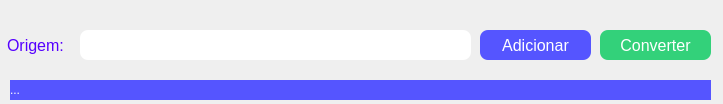
Above: conversor.ui from GiulianoVianna/Conversor-de-PNG-ICO---ICO-PNG before the change. Below: the same form after it.
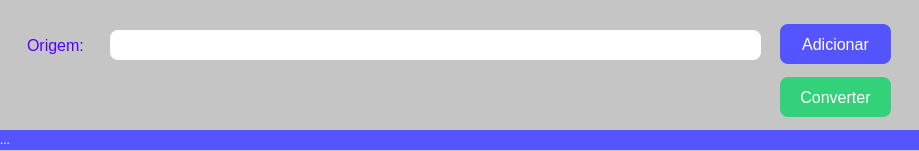
That is the form after the change. Icons and pictures are not drawn.

Commit message: Atualização conversor.ui e main.py

```diff
--- a/conversor.ui
+++ b/conversor.ui
@@ -6,17 +6,24 @@
    <rect>
     <x>0</x>
     <y>0</y>
-    <width>723</width>
-    <height>104</height>
+    <width>919</width>
+    <height>151</height>
    </rect>
   </property>
   <property name="windowTitle">
    <string>Conversor de PNG / ICO - ICO / PNG</string>
   </property>
+  <property name="windowIcon">
+   <iconset>
+    <normaloff>icon.ico</normaloff>icon.ico</iconset>
+  </property>
+  <property name="styleSheet">
+   <string notr="true">background-color: rgb(197, 197, 197);</string>
+  </property>
   <widget class="QLabel" name="label">
    <property name="geometry">
     <rect>
-     <x>7</x>
+     <x>27</x>
      <y>33</y>
      <width>72</width>
      <height>24</height>
@@ -37,10 +44,10 @@
   <widget class="QPushButton" name="bt_ad_origem">
    <property name="geometry">
     <rect>
-     <x>480</x>
-     <y>30</y>
+     <x>780</x>
+     <y>24</y>
      <width>111</width>
-     <height>30</height>
+     <height>40</height>
     </rect>
    </property>
    <property name="font">
@@ -60,9 +67,9 @@
   <widget class="QLineEdit" name="txt_origem">
    <property name="geometry">
     <rect>
-     <x>80</x>
+     <x>110</x>
      <y>30</y>
-     <width>391</width>
+     <width>651</width>
      <height>30</height>
     </rect>
    </property>
@@ -82,10 +89,10 @@
   <widget class="QPushButton" name="bt_converter">
    <property name="geometry">
     <rect>
-     <x>600</x>
-     <y>30</y>
+     <x>780</x>
+     <y>77</y>
      <width>111</width>
-     <height>30</height>
+     <height>40</height>
     </rect>
    </property>
    <property name="font">
@@ -105,9 +112,9 @@
   <widget class="QLabel" name="lb_status">
    <property name="geometry">
     <rect>
-     <x>10</x>
-     <y>80</y>
-     <width>701</width>
+     <x>0</x>
+     <y>130</y>
+     <width>921</width>
      <height>20</height>
     </rect>
    </property>
```
The commit also changes 1 other file.
